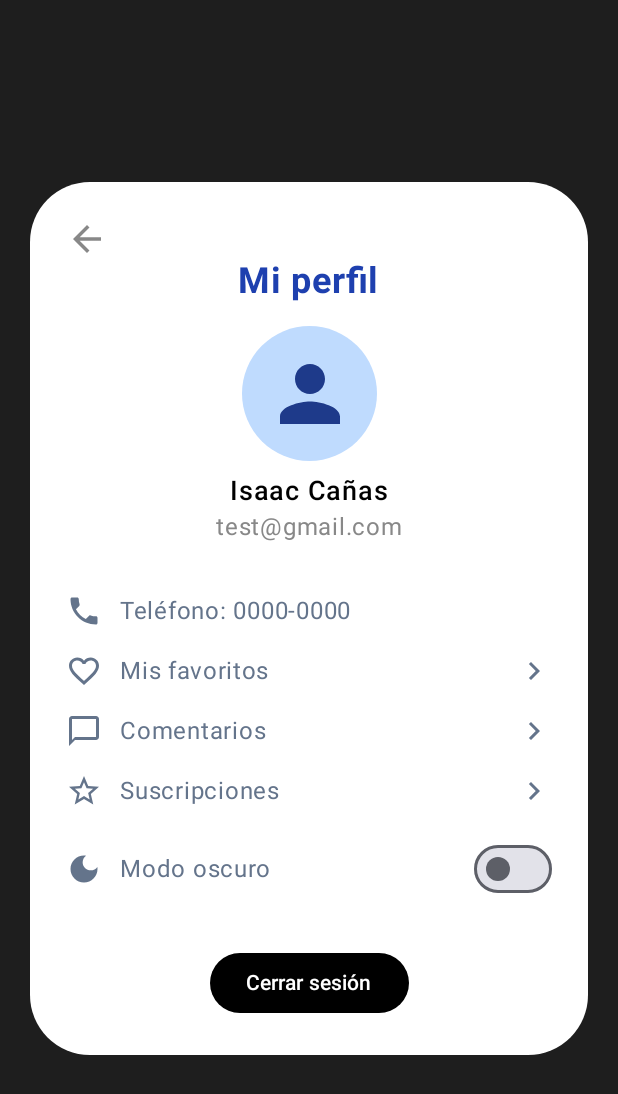
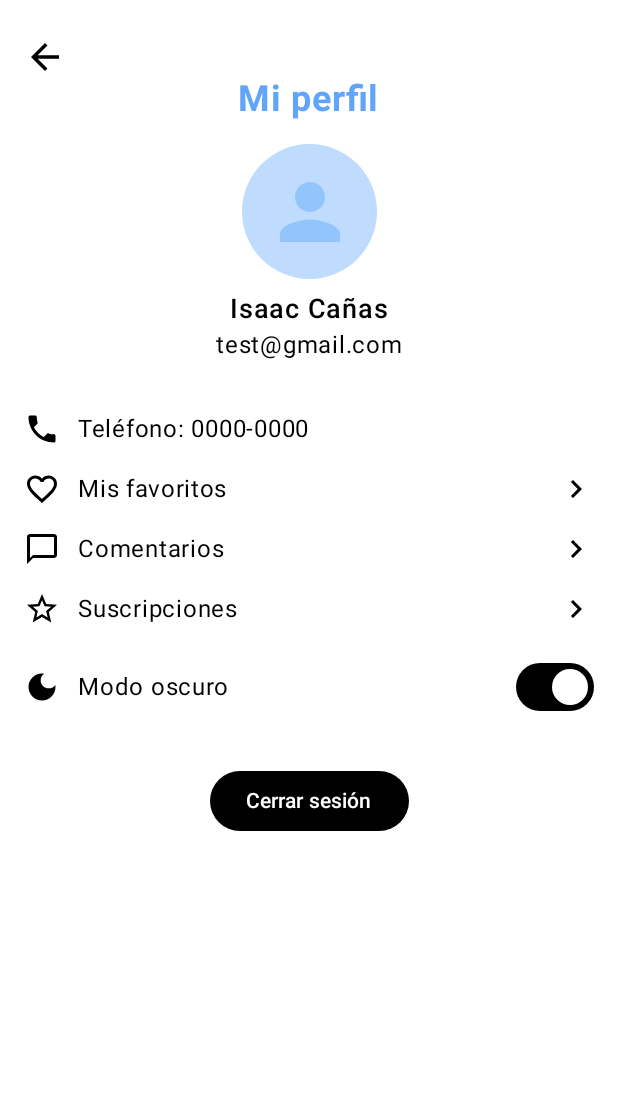
Before and after one commit to samuelanzora363823/AppMoviles, an Android app built with Jetpack Compose: the screen it shows after launch (MainActivity), on a phone screen of 412 x 824 dp. Shown: the top 1094 px of the screen. Run offline under Robolectric (Android 15) with nearby library versions, the light colour scheme and no system bars.

Commit message:
añadi correcion de colores perfil

```diff
--- a/MovilesApp/app/src/main/java/com/example/movilesapp/ui/theme/screens/ProfileScree.kt
+++ b/MovilesApp/app/src/main/java/com/example/movilesapp/ui/theme/screens/ProfileScree.kt
@@ -27,6 +27,7 @@ import androidx.compose.material3.Button
 import androidx.compose.material3.ButtonDefaults
 import androidx.compose.material3.Icon
 import androidx.compose.material3.Switch
+import androidx.compose.material3.SwitchDefaults
 import androidx.compose.material3.Text
 import androidx.compose.runtime.Composable
 import androidx.compose.runtime.getValue
@@ -39,32 +40,33 @@ import androidx.compose.ui.draw.clip
 import androidx.compose.ui.graphics.Color
 import androidx.compose.ui.graphics.vector.ImageVector
 import androidx.compose.ui.text.font.FontWeight
+import androidx.compose.ui.tooling.preview.Preview
 import androidx.compose.ui.unit.dp
 import androidx.compose.ui.unit.sp
+import androidx.navigation.compose.rememberNavController
+import com.example.movilesapp.ui.navigation.NavGraph
+import com.example.movilesapp.ui.theme.MovilesAppTheme
 
 @Composable
 fun Profile() {
-    var isDarkMode by remember { mutableStateOf(false) }
+    var isDarkMode by remember { mutableStateOf(true) }
 
     Box(
         modifier = Modifier
             .fillMaxSize()
-            .background(if (isDarkMode) Color.DarkGray else Color(0xFF1E1E1E)),
+            .background(if (isDarkMode) Color.White else Color.Black),
         contentAlignment = Alignment.Center
     ) {
         Column(
             modifier = Modifier
-                .fillMaxWidth()
-                .padding(20.dp)
-                .clip(RoundedCornerShape(40.dp))
-                .background(if (isDarkMode) Color(0xFF333333) else Color.White)
-                .padding(24.dp),
+                .fillMaxSize() // <- usar todo el alto y ancho de la pantalla
+                .padding(horizontal = 16.dp, vertical = 24.dp), // padding opcional si quieres algo de margen
             horizontalAlignment = Alignment.CenterHorizontally
         ) {
             Icon(
                 imageVector = Icons.Default.ArrowBack,
                 contentDescription = "Back",
-                tint = if (isDarkMode) Color.LightGray else Color.Gray,
+                tint = if (isDarkMode) Color.Black else Color.Black,
                 modifier = Modifier
                     .align(Alignment.Start)
                     .size(28.dp)
@@ -101,11 +103,11 @@ fun Profile() {
                 text = "Isaac Cañas",
                 fontSize = 18.sp,
                 fontWeight = FontWeight.SemiBold,
-                color = if (isDarkMode) Color.White else Color.Black
+                color = if (isDarkMode) Color.Black else Color.White
             )
             Text(
                 text = "test@gmail.com",
-                color = if (isDarkMode) Color.LightGray else Color.Gray
+                color = if (isDarkMode) Color.Black else Color.White
             )
 
             Spacer(modifier = Modifier.height(24.dp))
@@ -144,19 +146,26 @@ fun Profile() {
                 Icon(
                     Icons.Default.DarkMode,
                     contentDescription = "Modo oscuro",
-                    tint = if (isDarkMode) Color.LightGray else Color(0xFF64748B)
+                    tint = if (isDarkMode) Color.Black else Color.White
                 )
                 Spacer(modifier = Modifier.width(12.dp))
                 Text(
                     text = "Modo oscuro",
                     fontSize = 16.sp,
-                    color = if (isDarkMode) Color.LightGray else Color(0xFF64748B)
+                    color = if (isDarkMode) Color.Black else Color.White
                 )
                 Spacer(modifier = Modifier.weight(1f))
                 Switch(
                     checked = isDarkMode,
-                    onCheckedChange = { isDarkMode = it }
+                    onCheckedChange = { isDarkMode = it },
+                    colors = SwitchDefaults.colors(
+                        checkedThumbColor = if (isDarkMode) Color.White else Color.Black,
+                        uncheckedThumbColor = if (isDarkMode) Color.Black else Color.White,
+                        checkedTrackColor = Color.Black, // Color de la pista activada
+                        uncheckedTrackColor = Color.Black // Color de la pista desactivada
+                    )
                 )
+
             }
 
             Spacer(modifier = Modifier.height(20.dp))
@@ -165,7 +174,7 @@ fun Profile() {
             Button(
                 onClick = { /* Acción cerrar sesión */ },
                 colors = ButtonDefaults.buttonColors(
-                    containerColor = if (isDarkMode) Color(0xFF4B5563) else Color.Black
+                    containerColor = if (isDarkMode) Color.Black else Color.Gray
                 ),
                 shape = RoundedCornerShape(20.dp)
             ) {
@@ -192,21 +201,30 @@ fun ProfileItem(
         Icon(
             icon,
             contentDescription = null,
-            tint = if (isDarkMode) Color.LightGray else Color(0xFF64748B)
+            tint = if (isDarkMode) Color.Black else Color.White
         )
         Spacer(modifier = Modifier.width(12.dp))
         Text(
             text = label,
             fontSize = 16.sp,
-            color = if (isDarkMode) Color.LightGray else Color(0xFF64748B)
+            color = if (isDarkMode) Color.Black else Color.White
         )
         Spacer(modifier = Modifier.weight(1f))
         trailing?.let {
             Icon(
                 it,
                 contentDescription = null,
-                tint = if (isDarkMode) Color.LightGray else Color(0xFF64748B)
+                tint = if (isDarkMode) Color.Black else Color.White
             )
         }
     }
 }
+
+
+@Preview(showBackground = true)
+@Composable
+fun ProfilePreviewLight() {
+    MovilesAppTheme(darkTheme = true) {
+        Profile()
+    }
+}
```
